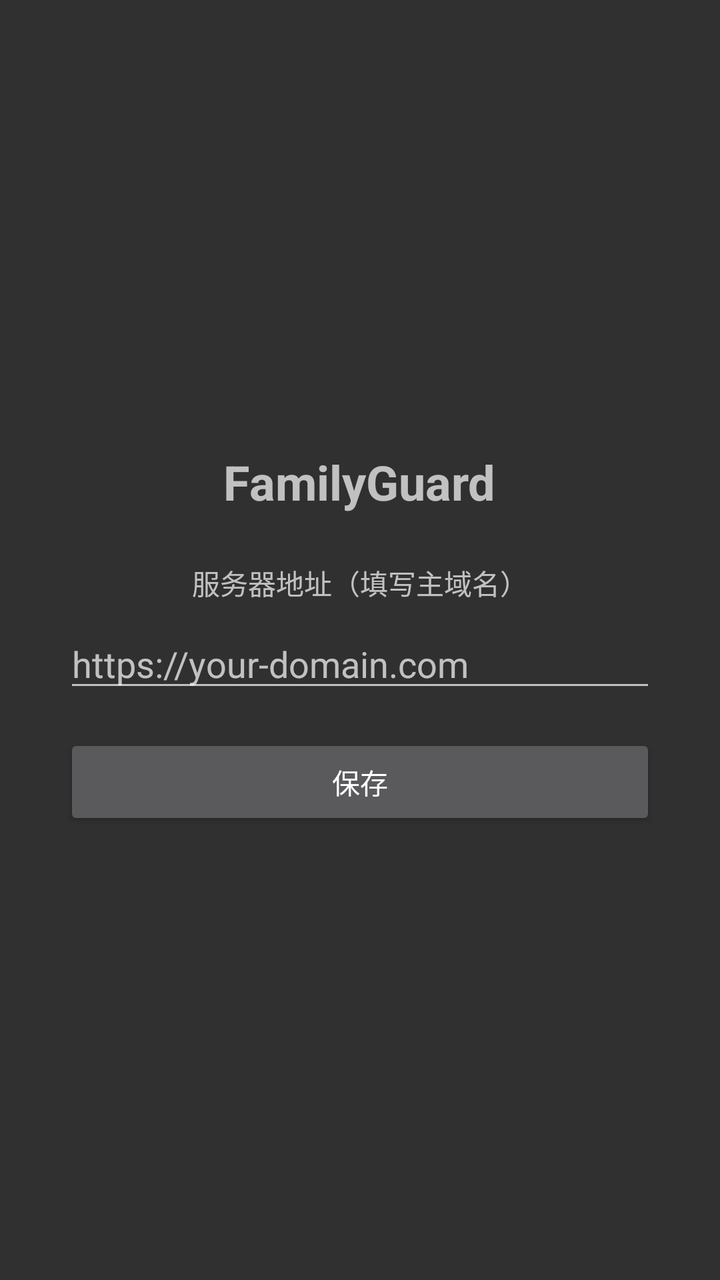
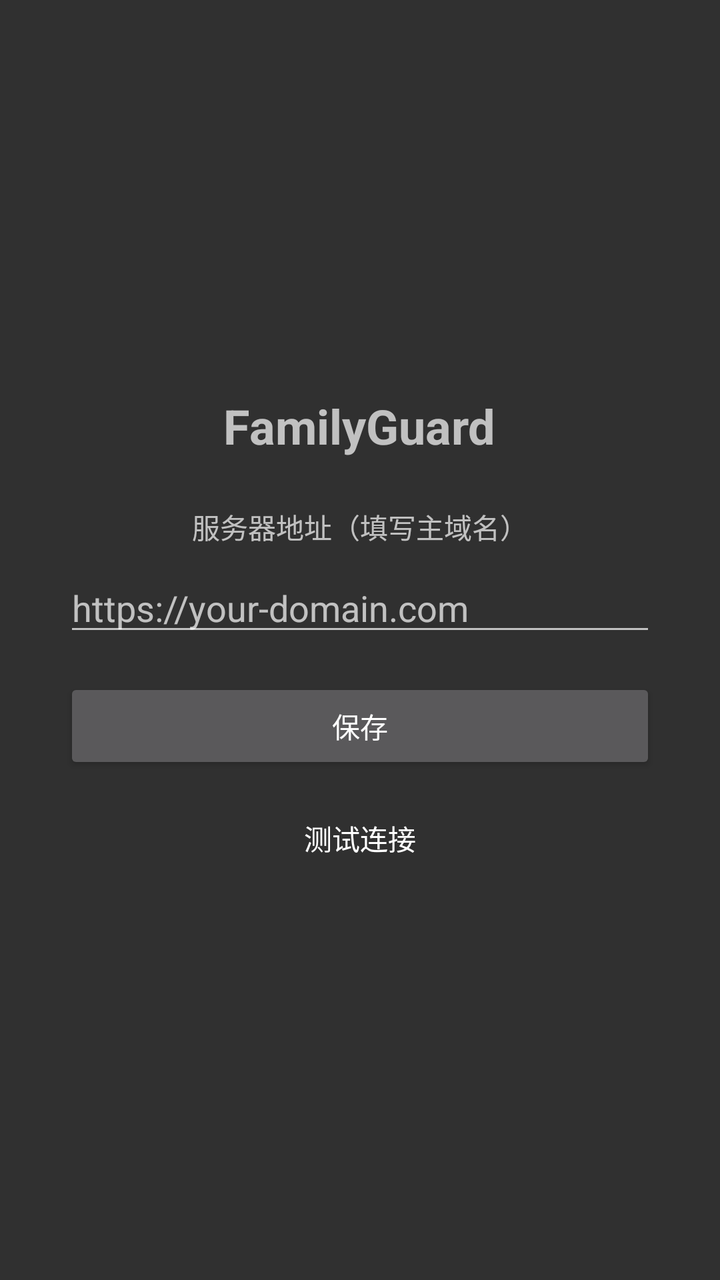

The first picture is an Android layout as it rendered before a commit; the second is the same layout after the commit. The layout source and the unified diff follow.
<!-- AndroidManifest.xml: activity theme Theme.FamilyGuard -->
<!-- res/layout/activity_main.xml -->
<?xml version="1.0" encoding="utf-8"?>
<LinearLayout xmlns:android="http://schemas.android.com/apk/res/android"
    android:layout_width="match_parent"
    android:layout_height="match_parent"
    android:orientation="vertical"
    android:gravity="center"
    android:padding="32dp">

    <TextView
        android:layout_width="wrap_content"
        android:layout_height="wrap_content"
        android:text="FamilyGuard"
        android:textSize="24sp"
        android:textStyle="bold"
        android:layout_marginBottom="24dp" />

    <TextView
        android:layout_width="wrap_content"
        android:layout_height="wrap_content"
        android:text="服务器地址（填写主域名）"
        android:textSize="14sp"
        android:layout_marginBottom="8dp" />

    <EditText
        android:id="@+id/editDomain"
        android:layout_width="match_parent"
        android:layout_height="wrap_content"
        android:hint="https://your-domain.com"
        android:inputType="textUri"
        android:singleLine="true"
        android:layout_marginBottom="16dp" />

    <Button
        android:id="@+id/btnSave"
        android:layout_width="match_parent"
        android:layout_height="wrap_content"
        android:text="保存" />

    <TextView
        android:id="@+id/tvStatus"
        android:layout_width="wrap_content"
        android:layout_height="wrap_content"
        android:textColor="#4CAF50"
        android:layout_marginTop="16dp"
        android:visibility="gone" />

</LinearLayout>
<!-- resources referenced by this layout -->
<resources>
  <style name="Theme.FamilyGuard" parent="Theme.AppCompat.NoActionBar">
          <item name="colorPrimary">#6C63FF</item>
          <item name="colorPrimaryDark">#4A42D9</item>
          <item name="colorAccent">#FF6584</item>
          <item name="android:statusBarColor">#4A42D9</item>
      </style>
</resources>

<!-- the commit's change to res/layout/activity_main.xml (unified diff, before → after) -->
@@ -36,11 +36,19 @@
         android:layout_height="wrap_content"
         android:text="保存" />
 
+    <Button
+        android:id="@+id/btnTest"
+        android:layout_width="match_parent"
+        android:layout_height="wrap_content"
+        android:text="测试连接"
+        android:layout_marginTop="8dp"
+        style="?android:attr/borderlessButtonStyle" />
+
     <TextView
         android:id="@+id/tvStatus"
-        android:layout_width="wrap_content"
+        android:layout_width="match_parent"
         android:layout_height="wrap_content"
-        android:textColor="#4CAF50"
+        android:textAlignment="center"
         android:layout_marginTop="16dp"
         android:visibility="gone" />
 
